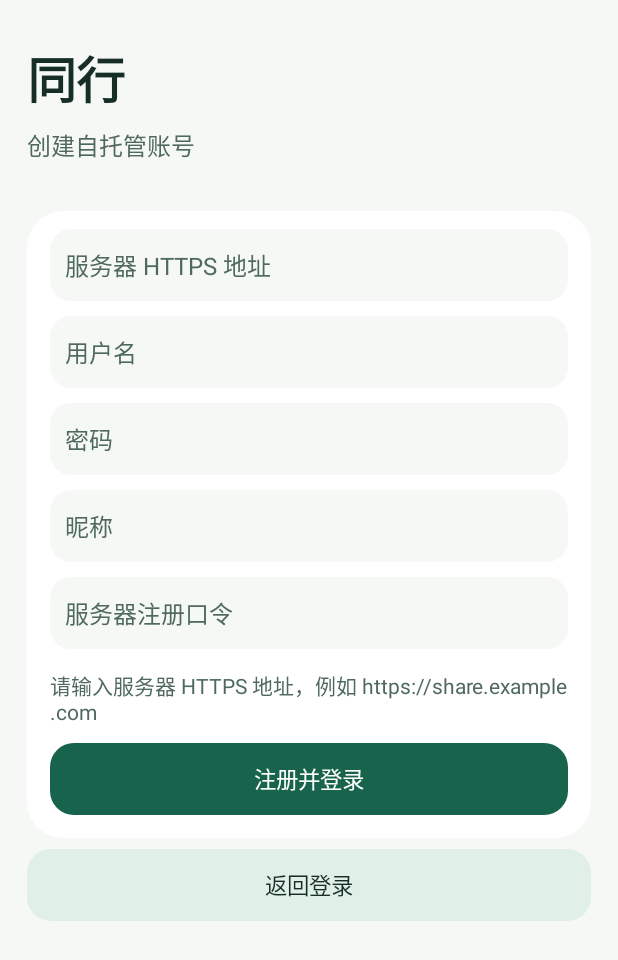
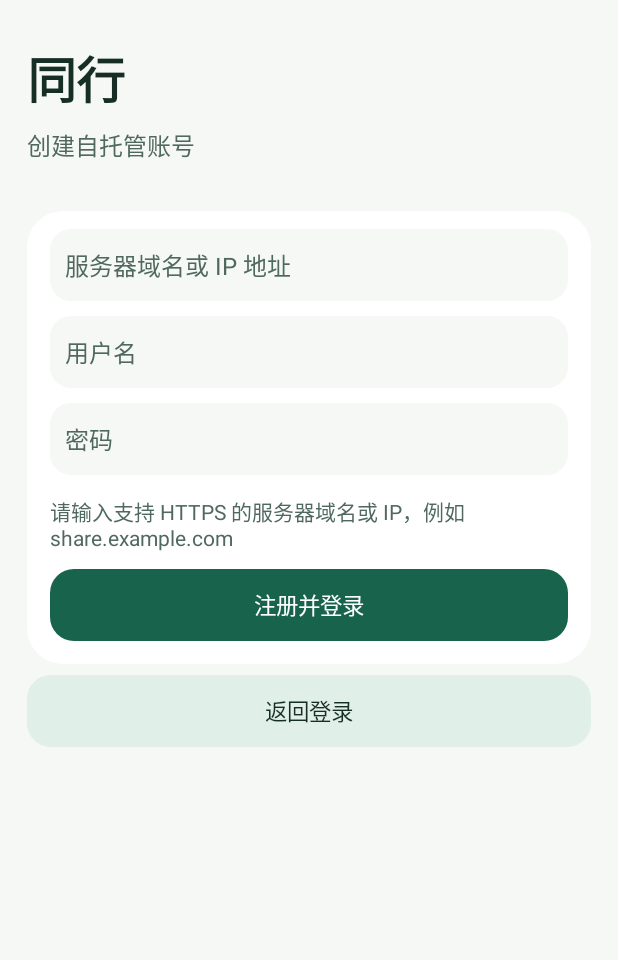
Before and after one commit to 18739626704/tongxing, an Android app: the screen it shows after launch (MainActivity), after a tap on "注册并登录", on a phone screen of 412 x 824 dp. Shown: the top 960 px of the screen. Run offline under Robolectric (Android 15) with nearby library versions, the phone set to English and light mode, and no system bars; network calls fail; 2 other taps on this screen came first.

Commit message:
Simplify signup and prepare the Tongxing 0.7.2 release

```diff
--- a/android/app/build.gradle
+++ b/android/app/build.gradle
@@ -23,8 +23,8 @@ android {
         applicationId 'app.tongxing.mobile'
         minSdk 26
         targetSdk 35
-        versionCode 19
-        versionName '0.7.1'
+        versionCode 20
+        versionName '0.7.2'
         if (firebase) {
             resValue 'string', 'google_app_id', firebaseClient.client_info.mobilesdk_app_id
             resValue 'string', 'google_api_key', firebaseClient.api_key[0].current_key
--- a/android/app/src/main/java/app/tongxing/mobile/Api.java
+++ b/android/app/src/main/java/app/tongxing/mobile/Api.java
@@ -165,16 +165,15 @@ final class Api {
         preferences.edit().remove(pauseKey(base, username)).apply();
     }
 
-    synchronized void authenticate(String address, String user, String password, String displayName, String enrollment)
+    synchronized void authenticate(String address, String user, String password, boolean register)
             throws Exception {
         base = validateBase(address);
         clearSession();
         preferences.edit().putString("base", base).apply();
         String normalized = user.trim().toLowerCase(Locale.ROOT);
         try {
-            if (displayName != null) {
-                mutate("POST", "/register", json("username", normalized, "password", password,
-                        "displayName", displayName.trim(), "enrollmentKey", enrollment.trim()));
+            if (register) {
+                mutate("POST", "/register", json("username", normalized, "password", password));
             }
             JSONObject csrf = getObject("/csrf");
             send("POST", "/login", "username=" + encode(normalized) + "&password=" + encode(password),
@@ -289,9 +288,10 @@ final class Api {
         }
     }
 
-    private static String validateBase(String address) throws IOException {
+    static String validateBase(String address) throws IOException {
         try {
-            URI uri = URI.create(address.trim());
+            String input = address.trim();
+            URI uri = URI.create(input.contains("://") ? input : "https://" + input);
             String host = uri.getHost();
             boolean localDebug = BuildConfig.DEBUG && "http".equalsIgnoreCase(uri.getScheme())
                     && ("10.0.2.2".equals(host) || "127.0.0.1".equals(host) || "localhost".equals(host));
@@ -301,7 +301,7 @@ final class Api {
             }
             return uri.normalize().toASCIIString().replaceAll("/+$", "");
         } catch (IllegalArgumentException error) {
-            throw new IOException("请输入服务器 HTTPS 地址，例如 https://share.example.com");
+            throw new IOException("请输入支持 HTTPS 的服务器域名或 IP，例如 share.example.com");
         }
     }
 
--- a/android/app/src/main/java/app/tongxing/mobile/MainActivity.java
+++ b/android/app/src/main/java/app/tongxing/mobile/MainActivity.java
@@ -268,22 +268,18 @@ public final class MainActivity extends Activity {
         label(content, registering ? "创建自托管账号" : "登录到自己的服务器", 16, MUTED);
         gap(content, 18);
         LinearLayout form = card(content);
-        EditText address = field(form, "服务器 HTTPS 地址", InputType.TYPE_CLASS_TEXT | InputType.TYPE_TEXT_VARIATION_URI);
+        EditText address = field(form, "服务器域名或 IP 地址", InputType.TYPE_CLASS_TEXT | InputType.TYPE_TEXT_VARIATION_URI);
         address.setText(api.savedBase());
         EditText username = field(form, "用户名", InputType.TYPE_CLASS_TEXT | InputType.TYPE_TEXT_FLAG_NO_SUGGESTIONS);
         EditText password = field(form, "密码", InputType.TYPE_CLASS_TEXT | InputType.TYPE_TEXT_VARIATION_PASSWORD);
-        EditText name = registering ? field(form, "昵称", InputType.TYPE_CLASS_TEXT) : null;
-        EditText enrollment = registering ? field(form, "服务器注册口令",
-                InputType.TYPE_CLASS_TEXT | InputType.TYPE_TEXT_VARIATION_PASSWORD) : null;
         hint = label(form, "", 14, MUTED);
         button(form, registering ? "注册并登录" : "登录", true, () -> {
             String host = address.getText().toString();
             String user = username.getText().toString();
             String pass = password.getText().toString();
-            String display = name == null ? null : name.getText().toString();
-            String secret = enrollment == null ? null : enrollment.getText().toString();
+            boolean register = registering;
             run(() -> {
-                api.authenticate(host, user, pass, display, secret);
+                api.authenticate(host, user, pass, register);
                 return null;
             }, ignored -> {
                 authenticated = true;
--- a/src/main/java/app/tongxing/SharingController.java
+++ b/src/main/java/app/tongxing/SharingController.java
@@ -15,8 +15,7 @@ import org.springframework.web.bind.annotation.*;
 class SharingController {
     record Registration(@NotBlank @Pattern(regexp = "[a-z0-9_]{3,32}") String username,
                         @NotBlank @Size(min = 10, max = 64) String password,
-                        @NotBlank @Size(max = 32) String displayName,
-                        @NotBlank @Size(max = 256) String enrollmentKey) {}
+                        @Size(max = 32) String displayName) {}
     record Accept(@NotBlank @Pattern(regexp = "[0-9A-Fa-f]{16}") String code) {}
     record Consent(@NotNull Boolean enabled, UUID pairId, Boolean locationUnavailable) {}
     record Reading(@NotNull UUID id, @NotNull UUID shareKey,
```
Also changed, not shown: src/main/java/app/tongxing/SharingService.java (+8 -8 lines), 12 other files.
